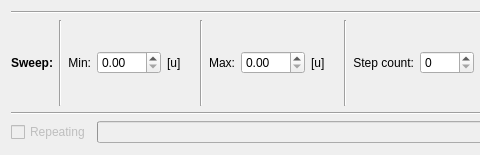
Before: the Qt Designer form src/qms/layouts/spectrum_control.ui in JJendryka/QMS, drawn with Qt 5; both pictures show x 0 to 480 and y 0 to 155 of the 1236 by 155 pixel window.
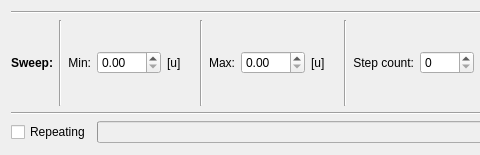
After: the same form once the commit is applied.

Diff of the .ui file:
```diff
--- a/src/qms/layouts/spectrum_control.ui
+++ b/src/qms/layouts/spectrum_control.ui
@@ -202,7 +202,7 @@
      <item>
       <widget class="QCheckBox" name="repeating_checkbox">
        <property name="enabled">
-        <bool>false</bool>
+        <bool>true</bool>
        </property>
        <property name="text">
         <string>Repeating</string>
```
